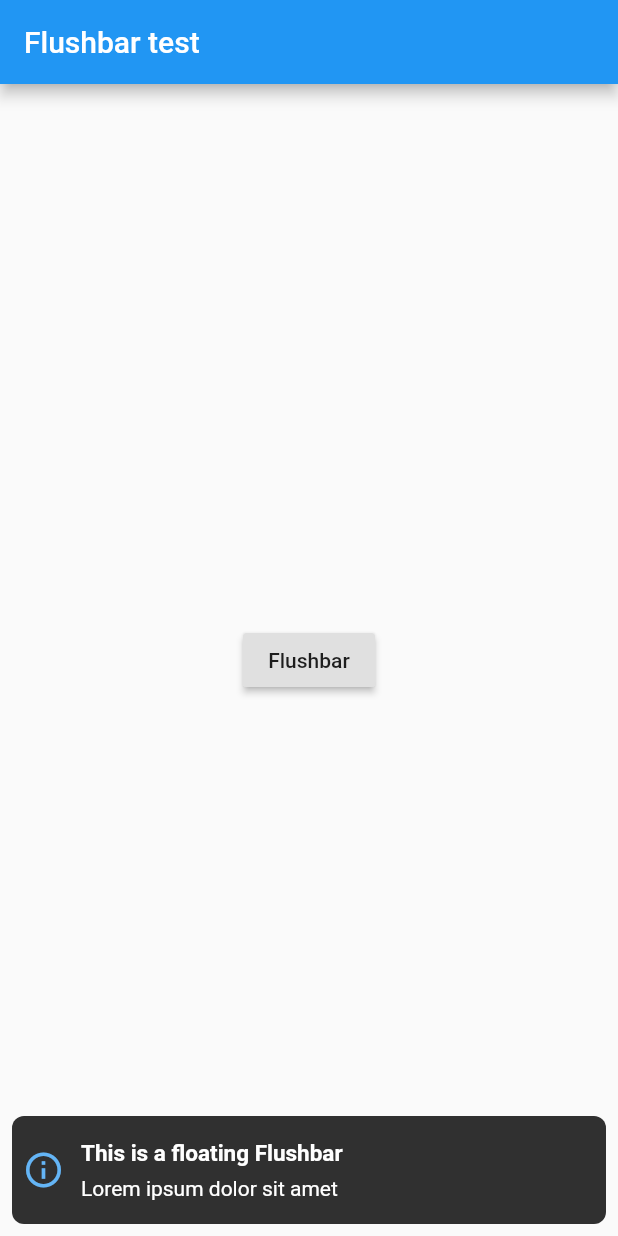
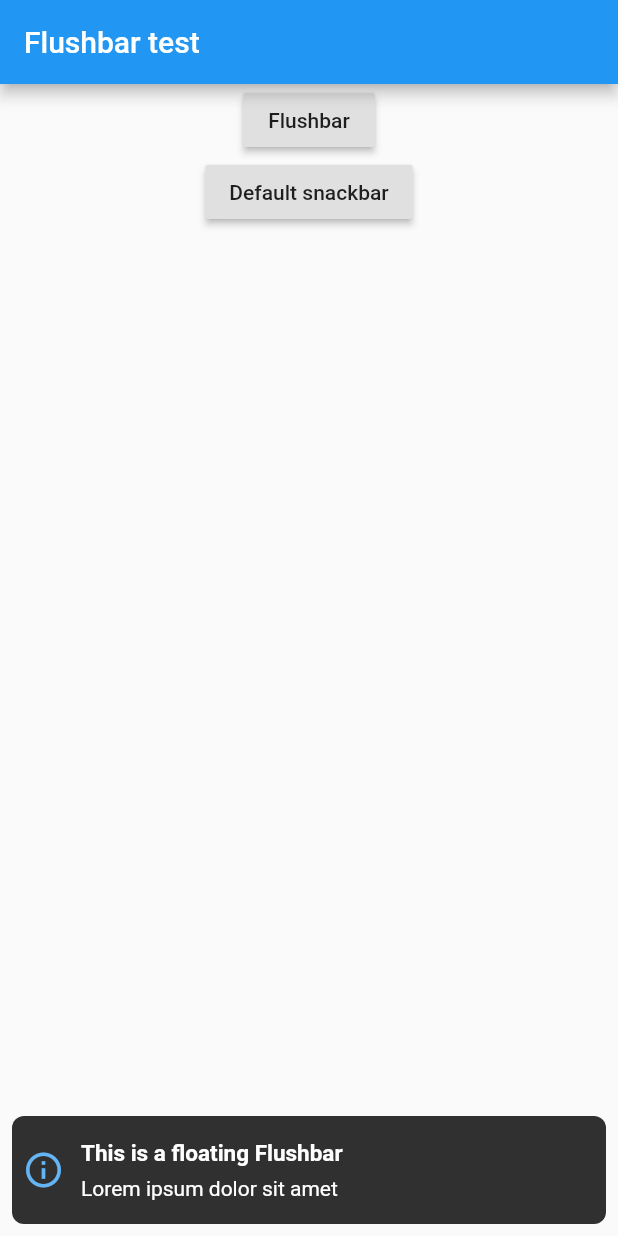
Before and after one commit to RafaelR7/flushbar-poc, a Flutter app: the screen it shows after launch, after a tap on "Flushbar", on a phone screen of 412 x 824 dp. Run offline on Flutter 3.47's test engine with Material 2 defaults, Android fonts, the phone set to English and light mode, and no system bars; our stand-ins replace flushbar.

Commit message:
add snackbar test

```diff
--- a/lib/main.dart
+++ b/lib/main.dart
@@ -31,13 +31,18 @@ class _MyHomePageState extends State<MyHomePage> {
         title: Text("Flushbar test"),
       ),
       body: Center(
-        child: RaisedButton(
-          key: Key("flushbar_buttom"),
-          child: Text(
-            'Flushbar',
-            key: Key("buttom_text"),
-          ),
-          onPressed: () => showFloatingFlushbar(context),
+        child: Column(
+          children: <Widget>[
+            RaisedButton(
+              key: Key("flushbar_buttom"),
+              child: Text(
+                'Flushbar',
+                key: Key("flushbar_buttom_text"),
+              ),
+              onPressed: () => showFloatingFlushbar(context),
+            ),
+            new DefaultSnackbarButtom(),
+          ],
         ),
       ),
     );
@@ -61,7 +66,7 @@ class _MyHomePageState extends State<MyHomePage> {
         messageText: Text(
           'Lorem ipsum dolor sit amet',
           style: TextStyle(color: Colors.white),
-          key: Key('messsage_text'),
+          key: Key('flushbar_text'),
         ),
         duration: Duration(milliseconds: 1500),
         onStatusChanged: (FlushbarStatus status) {
@@ -73,3 +78,32 @@ class _MyHomePageState extends State<MyHomePage> {
     }
   }
 }
+
+class DefaultSnackbarButtom extends StatelessWidget {
+  const DefaultSnackbarButtom({
+    Key key,
+  }) : super(key: key);
+
+  @override
+  Widget build(BuildContext context) {
+    return RaisedButton(
+      key: Key("snackbar_buttom"),
+      child: Text(
+        'Default snackbar',
+      ),
+      onPressed: () => showDefaultSnackbar(context),
+    );
+  }
+
+  void showDefaultSnackbar(BuildContext context) {
+    Scaffold.of(context).showSnackBar(
+      SnackBar(
+        duration: Duration(milliseconds: 2500),
+        content: Text(
+          'Default snackbar',
+          key: Key("snackbar_text"),
+        ),
+      ),
+    );
+  }
+}
```
Also changed, not shown: test_driver/app_test.dart (+15 -6 lines), pubspec.lock.
